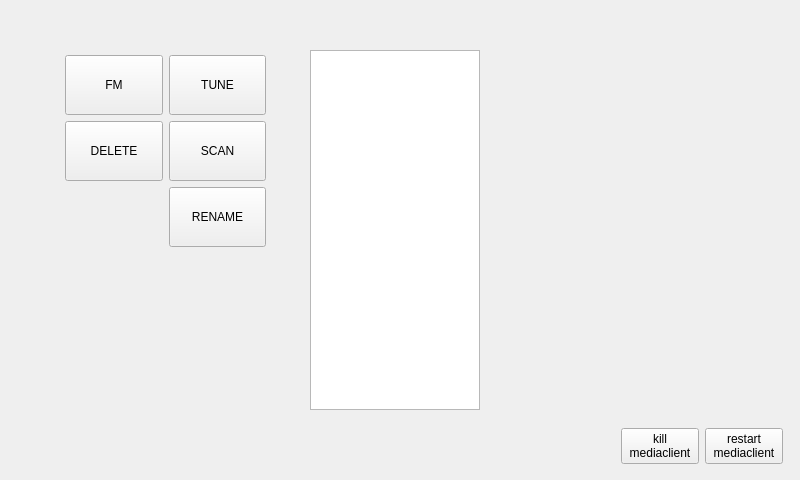
The window that mainwindow.ui (Vitalic66/DAB-FM-Sundtek) describes before a commit, drawn with Qt 5.
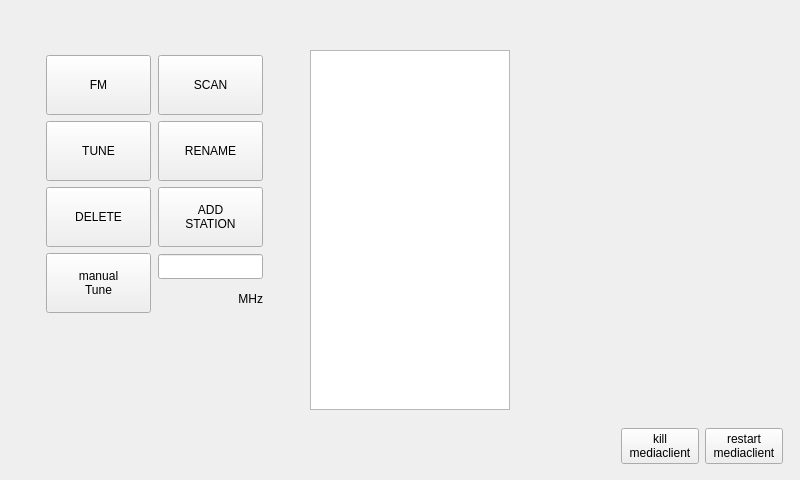
The same window after the commit.

Commit message: manual adding radio stations to list

Patch:
```diff
--- a/mainwindow.ui
+++ b/mainwindow.ui
@@ -19,7 +19,7 @@
      <rect>
       <x>310</x>
       <y>50</y>
-      <width>170</width>
+      <width>200</width>
       <height>360</height>
      </rect>
     </property>
@@ -29,7 +29,7 @@
      <rect>
       <x>310</x>
       <y>50</y>
-      <width>170</width>
+      <width>200</width>
       <height>360</height>
      </rect>
     </property>
@@ -37,10 +37,10 @@
    <widget class="QWidget" name="layoutWidget">
     <property name="geometry">
      <rect>
-      <x>60</x>
+      <x>40</x>
       <y>50</y>
-      <width>211</width>
-      <height>202</height>
+      <width>231</width>
+      <height>268</height>
      </rect>
     </property>
     <layout class="QGridLayout" name="gridLayout">
@@ -57,22 +57,6 @@
       <number>5</number>
      </property>
      <item row="0" column="2">
-      <widget class="QPushButton" name="btn_tune">
-       <property name="enabled">
-        <bool>true</bool>
-       </property>
-       <property name="minimumSize">
-        <size>
-         <width>90</width>
-         <height>60</height>
-        </size>
-       </property>
-       <property name="text">
-        <string>TUNE</string>
-       </property>
-      </widget>
-     </item>
-     <item row="2" column="2">
       <widget class="QPushButton" name="btn_scan">
        <property name="minimumSize">
         <size>
@@ -80,6 +64,12 @@
          <height>60</height>
         </size>
        </property>
+       <property name="maximumSize">
+        <size>
+         <width>105</width>
+         <height>60</height>
+        </size>
+       </property>
        <property name="text">
         <string>SCAN</string>
        </property>
@@ -89,7 +79,13 @@
       <widget class="QPushButton" name="tgl_dab_fm">
        <property name="minimumSize">
         <size>
-         <width>90</width>
+         <width>105</width>
+         <height>60</height>
+        </size>
+       </property>
+       <property name="maximumSize">
+        <size>
+         <width>105</width>
          <height>60</height>
         </size>
        </property>
@@ -98,7 +94,29 @@
        </property>
       </widget>
      </item>
-     <item row="2" column="1">
+     <item row="1" column="1">
+      <widget class="QPushButton" name="btn_tune">
+       <property name="enabled">
+        <bool>true</bool>
+       </property>
+       <property name="minimumSize">
+        <size>
+         <width>105</width>
+         <height>60</height>
+        </size>
+       </property>
+       <property name="maximumSize">
+        <size>
+         <width>105</width>
+         <height>60</height>
+        </size>
+       </property>
+       <property name="text">
+        <string>TUNE</string>
+       </property>
+      </widget>
+     </item>
+     <item row="6" column="1">
       <widget class="QPushButton" name="btn_delete">
        <property name="minimumSize">
         <size>
@@ -106,6 +124,12 @@
          <height>60</height>
         </size>
        </property>
+       <property name="maximumSize">
+        <size>
+         <width>105</width>
+         <height>60</height>
+        </size>
+       </property>
        <property name="autoFillBackground">
         <bool>false</bool>
        </property>
@@ -117,7 +141,78 @@
        </property>
       </widget>
      </item>
-     <item row="3" column="2">
+     <item row="7" column="1">
+      <widget class="QPushButton" name="btn_man_tune">
+       <property name="minimumSize">
+        <size>
+         <width>105</width>
+         <height>60</height>
+        </size>
+       </property>
+       <property name="maximumSize">
+        <size>
+         <width>105</width>
+         <height>60</height>
+        </size>
+       </property>
+       <property name="text">
+        <string>manual
+Tune</string>
+       </property>
+      </widget>
+     </item>
+     <item row="7" column="2">
+      <layout class="QVBoxLayout" name="verticalLayout">
+       <property name="leftMargin">
+        <number>0</number>
+       </property>
+       <property name="rightMargin">
+        <number>0</number>
+       </property>
+       <item>
+        <widget class="QLineEdit" name="ln_man_tune">
+         <property name="minimumSize">
+          <size>
+           <width>105</width>
+           <height>25</height>
+          </size>
+         </property>
+         <property name="maximumSize">
+          <size>
+           <width>105</width>
+           <height>25</height>
+          </size>
+         </property>
+         <property name="alignment">
+          <set>Qt::AlignLeading|Qt::AlignLeft|Qt::AlignVCenter</set>
+         </property>
+        </widget>
+       </item>
+       <item>
+        <widget class="QLabel" name="label">
+         <property name="minimumSize">
+          <size>
+           <width>105</width>
+           <height>25</height>
+          </size>
+         </property>
+         <property name="maximumSize">
+          <size>
+           <width>105</width>
+           <height>25</height>
+          </size>
+         </property>
+         <property name="text">
+          <string>MHz</string>
+         </property>
+         <property name="alignment">
+          <set>Qt::AlignRight|Qt::AlignTrailing|Qt::AlignVCenter</set>
+         </property>
+        </widget>
+       </item>
+      </layout>
+     </item>
+     <item row="1" column="2">
       <widget class="QPushButton" name="btn_rename">
        <property name="minimumSize">
         <size>
@@ -125,11 +220,37 @@
          <height>60</height>
         </size>
        </property>
+       <property name="maximumSize">
+        <size>
+         <width>105</width>
+         <height>60</height>
+        </size>
+       </property>
        <property name="text">
         <string>RENAME</string>
        </property>
       </widget>
      </item>
+     <item row="6" column="2">
+      <widget class="QPushButton" name="btn_add">
+       <property name="minimumSize">
+        <size>
+         <width>105</width>
+         <height>60</height>
+        </size>
+       </property>
+       <property name="maximumSize">
+        <size>
+         <width>105</width>
+         <height>60</height>
+        </size>
+       </property>
+       <property name="text">
+        <string>ADD
+STATION</string>
+       </property>
+      </widget>
+     </item>
     </layout>
    </widget>
    <widget class="QWidget" name="layoutWidget">
```
The commit also changes 2 other files.
